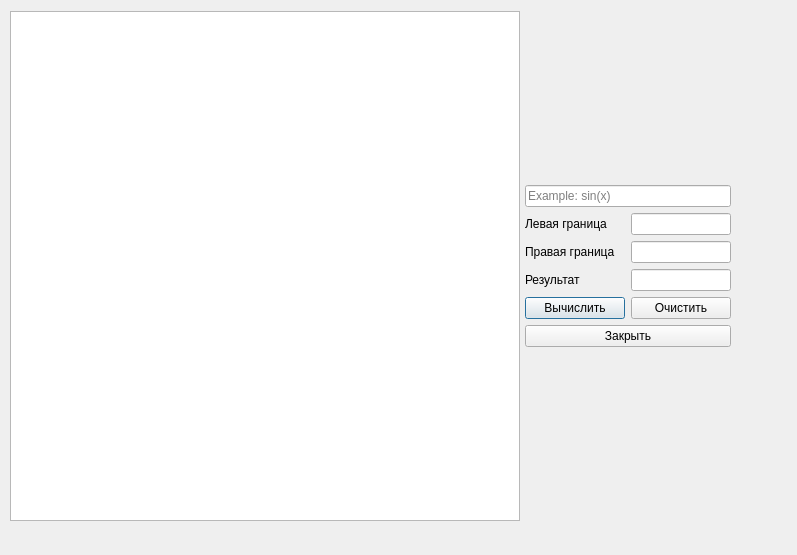
First picture: the form in integralwindow.ui, repository MupLever/QtGraphBuilder, before the edit.
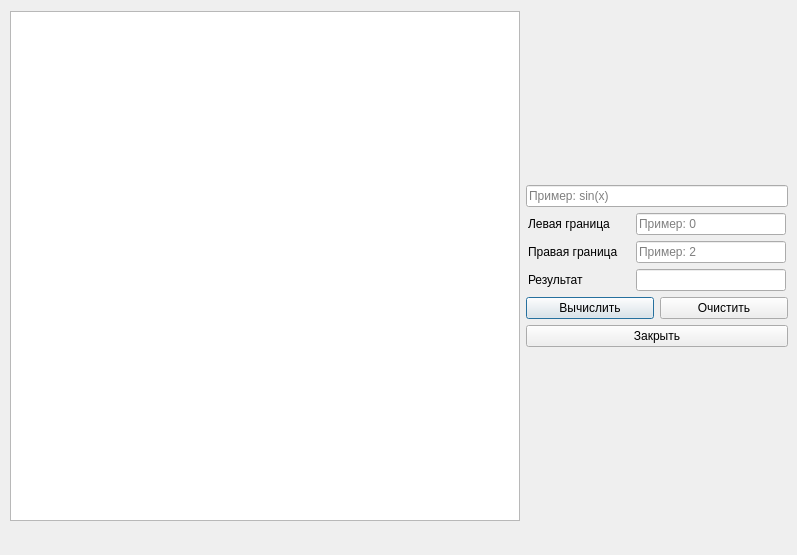
Second picture: the form after the edit.

Patch:
```diff
--- a/integralwindow.ui
+++ b/integralwindow.ui
@@ -18,7 +18,7 @@
     <rect>
      <x>10</x>
      <y>10</y>
-     <width>721</width>
+     <width>778</width>
      <height>512</height>
     </rect>
    </property>
@@ -57,7 +57,7 @@
       <item>
        <widget class="QLineEdit" name="lineEdit">
         <property name="placeholderText">
-         <string>Example: sin(x)</string>
+         <string>Пример: sin(x)</string>
         </property>
        </widget>
       </item>
@@ -86,16 +86,19 @@
          <widget class="QLineEdit" name="lineEdit_2">
           <property name="minimumSize">
            <size>
-            <width>100</width>
+            <width>150</width>
             <height>0</height>
            </size>
           </property>
           <property name="maximumSize">
            <size>
-            <width>100</width>
+            <width>150</width>
             <height>16777215</height>
            </size>
           </property>
+          <property name="placeholderText">
+           <string>Пример: 0</string>
+          </property>
          </widget>
         </item>
        </layout>
@@ -125,16 +128,19 @@
          <widget class="QLineEdit" name="lineEdit_3">
           <property name="minimumSize">
            <size>
-            <width>100</width>
+            <width>150</width>
             <height>0</height>
            </size>
           </property>
           <property name="maximumSize">
            <size>
-            <width>100</width>
+            <width>150</width>
             <height>16777215</height>
            </size>
           </property>
+          <property name="placeholderText">
+           <string>Пример: 2</string>
+          </property>
          </widget>
         </item>
        </layout>
@@ -164,13 +170,13 @@
          <widget class="QLineEdit" name="lineEdit_4">
           <property name="minimumSize">
            <size>
-            <width>100</width>
+            <width>150</width>
             <height>0</height>
            </size>
           </property>
           <property name="maximumSize">
            <size>
-            <width>100</width>
+            <width>150</width>
             <height>16777215</height>
            </size>
           </property>
```
Left out of the diff: 6 changed lines with no effect on the pictures.
